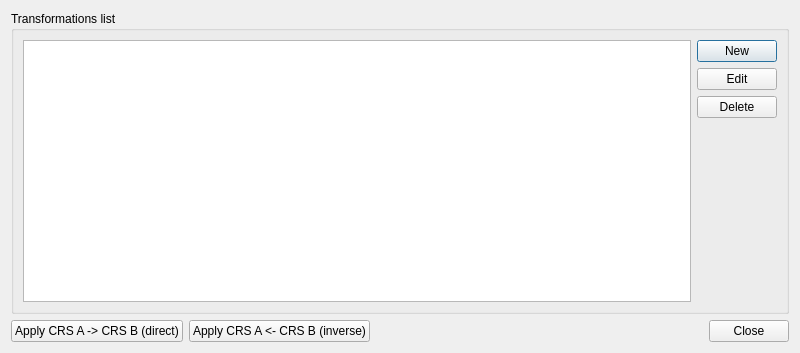
Qt form ui/transformationManager.ui (faunalia/transformationtools) before a commit.
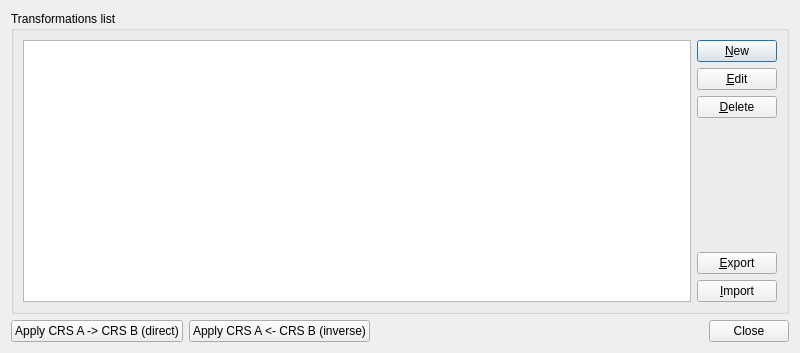
The same form after that commit.

Commit message: add import/export, fix little errors

```diff
--- a/ui/transformationManager.ui
+++ b/ui/transformationManager.ui
@@ -20,7 +20,7 @@
       <string>Transformations list</string>
      </property>
      <layout class="QGridLayout" name="gridLayout">
-      <item row="0" column="0" rowspan="4">
+      <item row="0" column="0" rowspan="6">
        <widget class="QTableView" name="table">
         <property name="selectionMode">
          <enum>QAbstractItemView::SingleSelection</enum>
@@ -39,21 +39,21 @@
       <item row="0" column="1">
        <widget class="QPushButton" name="newBtn">
         <property name="text">
-         <string>New</string>
+         <string>&amp;New</string>
         </property>
        </widget>
       </item>
       <item row="1" column="1">
        <widget class="QPushButton" name="editBtn">
         <property name="text">
-         <string>Edit</string>
+         <string>&amp;Edit</string>
         </property>
        </widget>
       </item>
       <item row="2" column="1">
        <widget class="QPushButton" name="deleteBtn">
         <property name="text">
-         <string>Delete</string>
+         <string>&amp;Delete</string>
         </property>
        </widget>
       </item>
@@ -70,6 +70,20 @@
         </property>
        </spacer>
       </item>
+      <item row="4" column="1">
+       <widget class="QPushButton" name="exportBtn">
+        <property name="text">
+         <string>&amp;Export</string>
+        </property>
+       </widget>
+      </item>
+      <item row="5" column="1">
+       <widget class="QPushButton" name="importBtn">
+        <property name="text">
+         <string>&amp;Import</string>
+        </property>
+       </widget>
+      </item>
      </layout>
     </widget>
    </item>
```
The commit also changes 7 other files.
